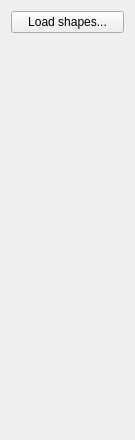
Above: particles/particles-widget.ui from ialhashim/ddtt-dev before the change. Below: the same form after it.
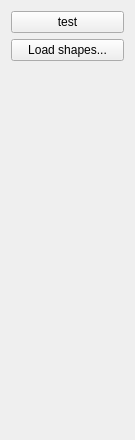
That is the form after the change.

The edit to the form file:
```diff
--- a/particles/particles-widget.ui
+++ b/particles/particles-widget.ui
@@ -14,14 +14,14 @@
    <string>Form</string>
   </property>
   <layout class="QGridLayout" name="gridLayout">
-   <item row="0" column="0">
+   <item row="1" column="0">
     <widget class="QPushButton" name="loadShapes">
      <property name="text">
       <string>Load shapes...</string>
      </property>
     </widget>
    </item>
-   <item row="1" column="0">
+   <item row="2" column="0">
     <spacer name="verticalSpacer">
      <property name="orientation">
       <enum>Qt::Vertical</enum>
@@ -34,6 +34,13 @@
      </property>
     </spacer>
    </item>
+   <item row="0" column="0">
+    <widget class="QPushButton" name="testButton">
+     <property name="text">
+      <string>test</string>
+     </property>
+    </widget>
+   </item>
   </layout>
  </widget>
  <resources/>
```
